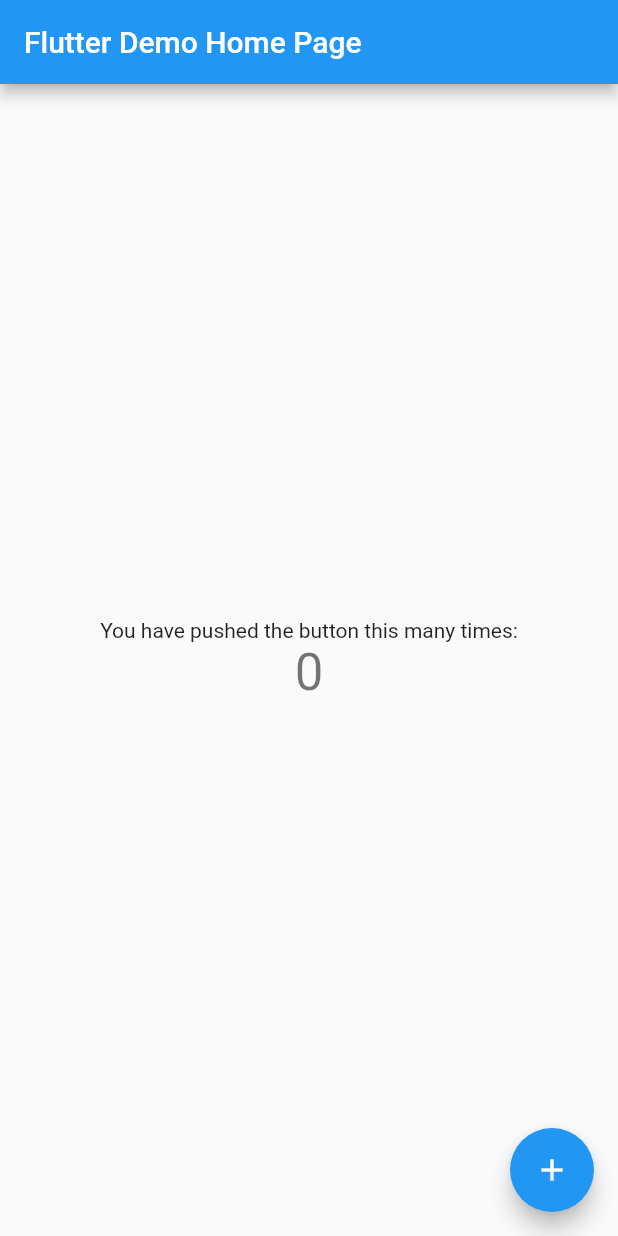
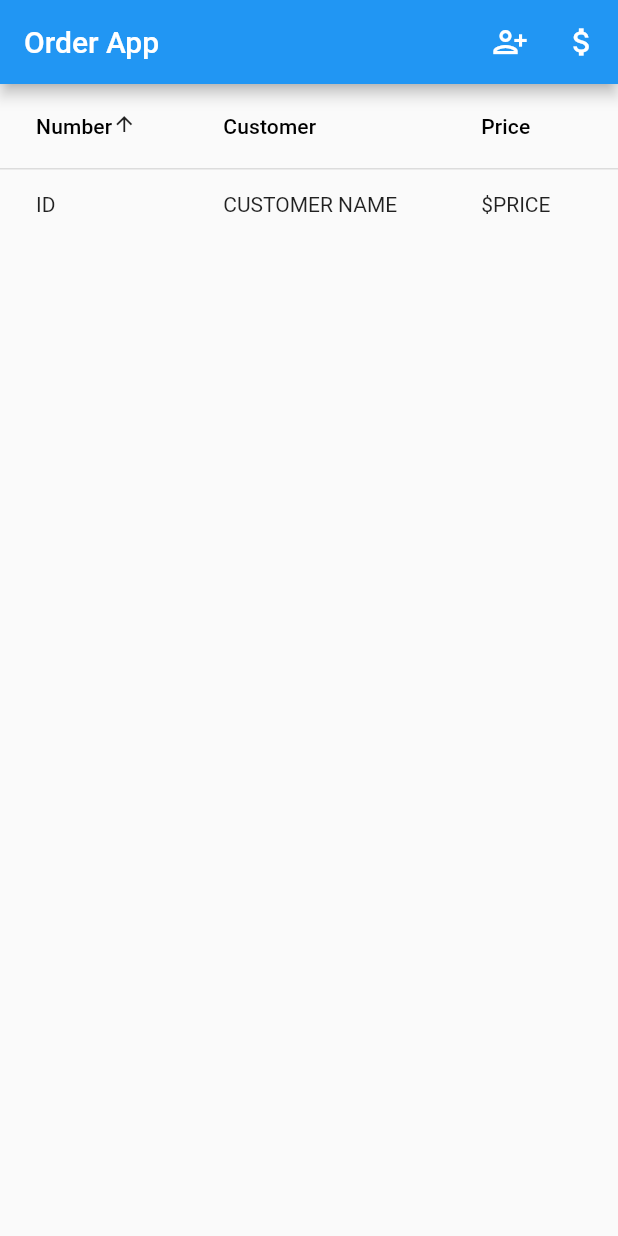
Before and after one commit to patelprashant/flutter_with_object_box, a Flutter app: the screen it shows after launch, on a phone screen of 412 x 824 dp. Run offline on Flutter 3.47's test engine with Material 2 defaults, Android fonts, the light colour scheme and no system bars; our stand-ins replace faker; missing offline and left inert: dart:ffi.

Commit message:
Scaffolding project with UI

```diff
--- /dev/null
+++ b/lib/home_page.dart
@@ -0,0 +1,57 @@
+import 'dart:ffi';
+
+import 'package:faker/faker.dart';
+import 'package:flutter/material.dart';
+
+import 'order_data.dart';
+
+class MyHomePage extends StatefulWidget {
+  MyHomePage({Key? key, required this.title}) : super(key: key);
+
+  final String title;
+
+  @override
+  _MyHomePageState createState() => _MyHomePageState();
+}
+
+class _MyHomePageState extends State<MyHomePage> {
+  final fakerData = Faker();
+
+  @override
+  void initState() {
+    super.initState();
+  }
+
+  @override
+  Widget build(BuildContext context) {
+    return Scaffold(
+        appBar: AppBar(
+          title: Text(widget.title),
+          actions: [
+            IconButton(
+              onPressed: setNewCustomer,
+              icon: Icon(Icons.person_add_alt),
+            ),
+            IconButton(
+              onPressed: addFakeOrderForCustomer,
+              icon: Icon(Icons.attach_money),
+            ),
+          ],
+        ),
+        body: OrderTable(
+          onSort: (colIndex, acs) {
+            //TODO: query the database and sort
+          },
+        ));
+  }
+
+  void setNewCustomer() {
+    //TODO: Implement
+    print('Name:${fakerData.person.name()}');
+  }
+
+  void addFakeOrderForCustomer() {
+    //TODO: Implement
+    print('Price:${fakerData.randomGenerator.integer(500, min: 10)}');
+  }
+}
--- a/lib/main.dart
+++ b/lib/main.dart
@@ -1,4 +1,6 @@
 import 'package:flutter/material.dart';
+
+import 'home_page.dart';
 
 void main() {
   runApp(MyApp());
@@ -8,58 +10,11 @@
   @override
   Widget build(BuildContext context) {
     return MaterialApp(
-      title: 'Flutter Demo',
+      title: 'Flutter Object Box',
       theme: ThemeData(
         primarySwatch: Colors.blue,
       ),
-      home: MyHomePage(title: 'Flutter Demo Home Page'),
+      home: MyHomePage(title: 'Order App'),
     );
   }
 }
-
-class MyHomePage extends StatefulWidget {
-  MyHomePage({Key? key, required this.title}) : super(key: key);
-
-  final String title;
-
-  @override
-  _MyHomePageState createState() => _MyHomePageState();
-}
-
-class _MyHomePageState extends State<MyHomePage> {
-  int _counter = 0;
-
-  void _incrementCounter() {
-    setState(() {
-      _counter++;
-    });
-  }
-
-  @override
-  Widget build(BuildContext context) {
-    return Scaffold(
-      appBar: AppBar(
-        title: Text(widget.title),
-      ),
-      body: Center(
-        child: Column(
-          mainAxisAlignment: MainAxisAlignment.center,
-          children: <Widget>[
-            Text(
-              'You have pushed the button this many times:',
-            ),
-            Text(
-              '$_counter',
-              style: Theme.of(context).textTheme.headline4,
-            ),
-          ],
-        ),
-      ),
-      floatingActionButton: FloatingActionButton(
-        onPressed: _incrementCounter,
-        tooltip: 'Increment',
-        child: Icon(Icons.add),
-      ),
-    );
-  }
-}
--- /dev/null
+++ b/lib/order_data.dart
@@ -0,0 +1,77 @@
+import 'dart:ffi';
+
+import 'package:flutter/material.dart';
+
+class OrderTable extends StatefulWidget {
+  final void Function(int colIndex, bool acs) onSort;
+  const OrderTable({Key? key, required this.onSort}) : super(key: key);
+
+  @override
+  _OrderTableState createState() => _OrderTableState();
+}
+
+class _OrderTableState extends State<OrderTable> {
+  bool _sortAsc = true;
+  int _sortColIndex = 0;
+
+  @override
+  Widget build(BuildContext context) {
+    return SingleChildScrollView(
+      scrollDirection: Axis.horizontal,
+      child: SingleChildScrollView(
+        child: DataTable(
+          sortColumnIndex: _sortColIndex,
+          sortAscending: _sortAsc,
+          columns: [
+            DataColumn(
+              label: Text('Number'),
+              onSort: _onDataColSort,
+            ),
+            DataColumn(
+              label: Text('Customer'),
+            ),
+            DataColumn(
+              label: Text('Price'),
+              onSort: _onDataColSort,
+            ),
+            DataColumn(
+              label: Container(),
+            ),
+          ],
+          rows: [
+            DataRow(
+              cells: [
+                DataCell(
+                  Text('ID'),
+                ),
+                DataCell(
+                  Text('CUSTOMER NAME'),
+                  onTap: () {
+                    //TODO: show order for this customer
+                  },
+                ),
+                DataCell(
+                  Text('\$PRICE'),
+                ),
+                DataCell(
+                  Icon(Icons.delete),
+                  onTap: () {
+                    //TODO: delete order
+                  },
+                ),
+              ],
+            )
+          ],
+        ),
+      ),
+    );
+  }
+
+  void _onDataColSort(int columnIndex, bool ascending) {
+    setState(() {
+      _sortColIndex = columnIndex;
+      _sortAsc = ascending;
+    });
+    widget.onSort(columnIndex, ascending);
+  }
+}
--- a/pubspec.yaml
+++ b/pubspec.yaml
@@ -23,6 +23,7 @@
 dependencies:
   flutter:
     sdk: flutter
+  faker: 2.0.0
 
 
   # The following adds the Cupertino Icons font to your application.
```
Also changed, not shown: pubspec.lock.
